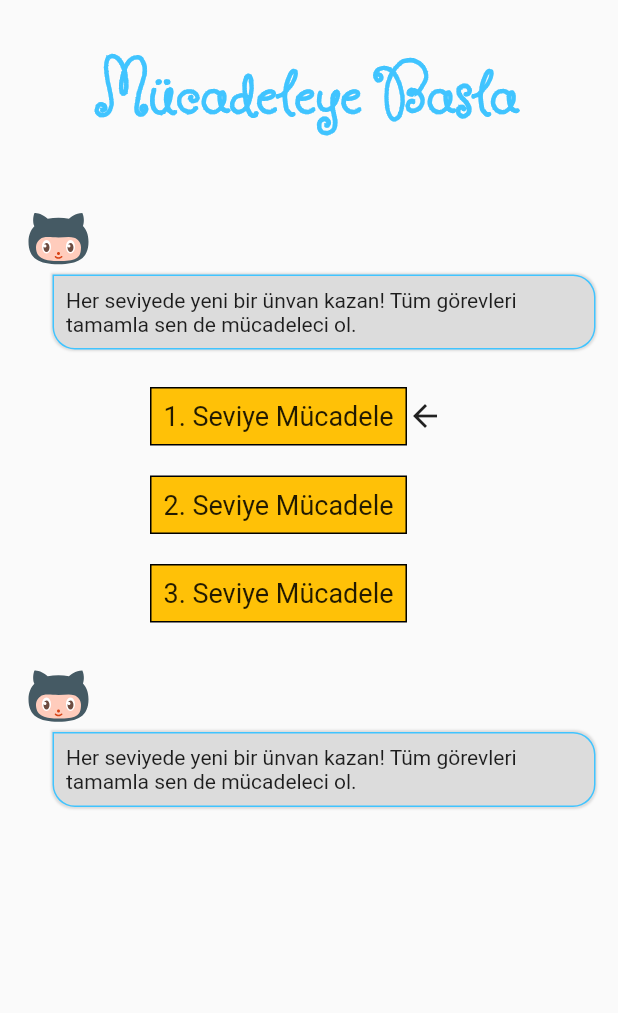
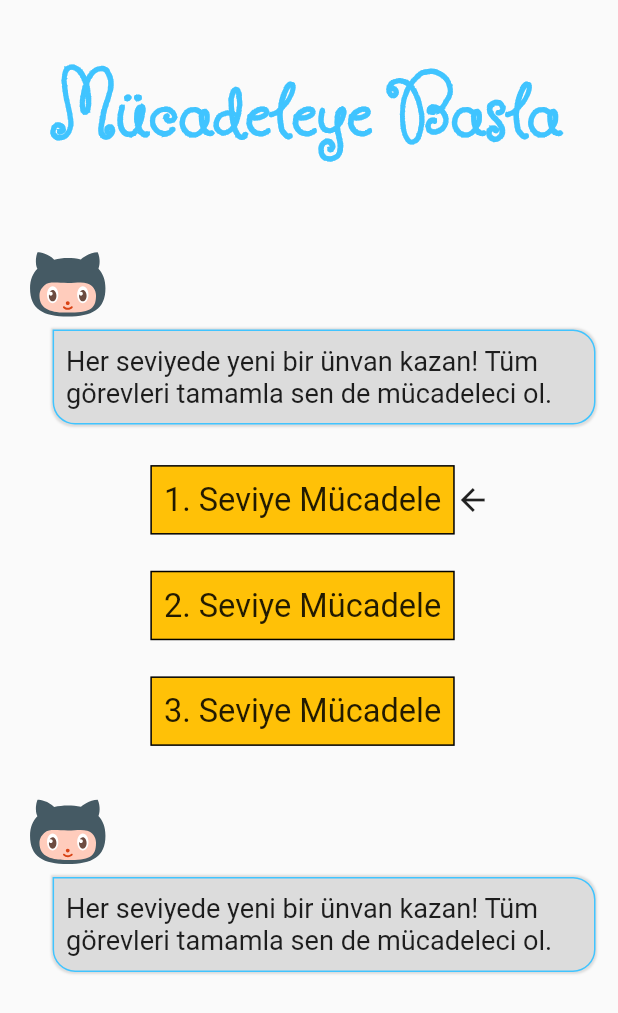
Before and after one commit to emrecoskun705/addiction_flutter, a Flutter app: the screen it shows after launch, on a phone screen of 412 x 824 dp. Shown: the top 1013 px of the screen. Run offline on Flutter 3.47's test engine with Material 2 defaults, Android fonts, the phone set to English and light mode, and no system bars; our stand-ins replace flutter_svg.

Commit message:
add size config to make the app responsive

```diff
--- a/lib/main.dart
+++ b/lib/main.dart
@@ -1,14 +1,23 @@
 import 'package:addiction_app/screens/home_screen.dart';
+import 'package:addiction_app/utils/size_config.dart';
 import 'package:flutter/material.dart';
 
 void main() {
-  runApp(const MyApp());
+  runApp(MyApp());
 }
 
-class MyApp extends StatelessWidget {
-  const MyApp({Key? key}) : super(key: key);
+class MyApp extends StatefulWidget {
+  // This widget is the root of your application.
+  @override
+  State<MyApp> createState() => _MyAppState();
+}
 
-  // This widget is the root of your application.
+class _MyAppState extends State<MyApp> {
+  @override
+  void initState() {
+    super.initState();
+  }
+
   @override
   Widget build(BuildContext context) {
     return MaterialApp(
--- a/lib/screens/home_screen.dart
+++ b/lib/screens/home_screen.dart
@@ -1,21 +1,25 @@
 import 'package:addiction_app/consts.dart';
 import 'package:addiction_app/screens/widgets/info_bubble_widget.dart';
+import 'package:addiction_app/utils/size_config.dart';
 import 'package:flutter/material.dart';
 
 class HomeScreen extends StatelessWidget {
   @override
   Widget build(BuildContext context) {
+    SizeConfig().init(context);
     return Scaffold(
       body: SafeArea(
         child: Column(
           crossAxisAlignment: CrossAxisAlignment.center,
           children: [
             Padding(
-              padding: EdgeInsets.all(30),
+              padding: EdgeInsets.symmetric(
+                  vertical: getProportionateScreenHeight(30),
+                  horizontal: getProportionateScreenWidth(30)),
               child: Text(
                 'Mücadeleye Basla',
                 style: TextStyle(
-                  fontSize: 50,
+                  fontSize: getProportionateScreenHeight(50),
                   fontFamily: butterflyFontName,
                   fontWeight: FontWeight.bold,
                   color: Colors.lightBlueAccent,
@@ -55,7 +59,10 @@ class HomeScreen extends StatelessWidget {
   Widget buildLevelBox(
       {required Color colour, required bool isCurrent, required String title}) {
     return Padding(
-      padding: EdgeInsets.only(left: 100, top: 10, bottom: 10),
+      padding: EdgeInsets.only(
+          left: getProportionateScreenWidth(100),
+          top: getProportionateScreenHeight(10),
+          bottom: getProportionateScreenHeight(10)),
       child: Row(
         children: [
           SizedBox(),
@@ -65,10 +72,12 @@ class HomeScreen extends StatelessWidget {
               color: colour,
             ),
             child: Padding(
-              padding: EdgeInsets.all(8.0),
+              padding: EdgeInsets.symmetric(
+                  vertical: getProportionateScreenHeight(8),
+                  horizontal: getProportionateScreenWidth(8)),
               child: Text(
                 title,
-                style: TextStyle(fontSize: 18),
+                style: TextStyle(fontSize: getProportionateScreenHeight(18)),
               ),
             ),
           ),
--- a/lib/screens/widgets/info_bubble_widget.dart
+++ b/lib/screens/widgets/info_bubble_widget.dart
@@ -1,3 +1,4 @@
+import 'package:addiction_app/utils/size_config.dart';
 import 'package:flutter/material.dart';
 import 'package:flutter_svg/svg.dart';
 
@@ -13,10 +14,15 @@ class InfoBubbleWidget extends StatelessWidget {
       child: Column(
         crossAxisAlignment: CrossAxisAlignment.start,
         children: [
-          SvgPicture.asset('assets/svg/octocat.svg'),
+          SvgPicture.asset(
+            'assets/svg/octocat.svg',
+            height: getProportionateScreenHeight(50),
+          ),
           Container(
-            margin: EdgeInsets.only(left: 20),
-            padding: EdgeInsets.all(8),
+            margin: EdgeInsets.only(left: getProportionateScreenWidth(20)),
+            padding: EdgeInsets.symmetric(
+                vertical: getProportionateScreenHeight(8),
+                horizontal: getProportionateScreenWidth(8)),
             decoration: BoxDecoration(
                 border: Border.all(color: Colors.lightBlueAccent),
                 borderRadius: BorderRadius.only(
@@ -31,7 +37,10 @@ class InfoBubbleWidget extends StatelessWidget {
                     color: Colors.black.withOpacity(0.12),
                   ),
                 ]),
-            child: Text(message),
+            child: Text(
+              message,
+              style: TextStyle(fontSize: getProportionateScreenHeight(15)),
+            ),
           )
         ],
       ),
--- /dev/null
+++ b/lib/utils/size_config.dart
@@ -0,0 +1,30 @@
+import 'package:flutter/material.dart';
+
+class SizeConfig {
+  static late MediaQueryData _mediaQueryData;
+  static late double screenWidth;
+  static late double screenHeight;
+  static late double defaultSize;
+  static late Orientation orientation;
+
+  void init(BuildContext context) {
+    _mediaQueryData = MediaQuery.of(context);
+    screenWidth = _mediaQueryData.size.width;
+    screenHeight = _mediaQueryData.size.height;
+    orientation = _mediaQueryData.orientation;
+  }
+}
+
+// Get the proportionate height as per screen size
+double getProportionateScreenHeight(double inputHeight) {
+  double? screenHeight = SizeConfig.screenHeight;
+  // 812 is the layout height that designer use
+  return (inputHeight / 683.0) * screenHeight;
+}
+
+// Get the proportionate height as per screen size
+double getProportionateScreenWidth(double inputWidth) {
+  double screenWidth = SizeConfig.screenWidth;
+  // 375 is the layout width that designer use
+  return (inputWidth / 411.0) * screenWidth;
+}
```
Also changed, not shown: 1 other file.
